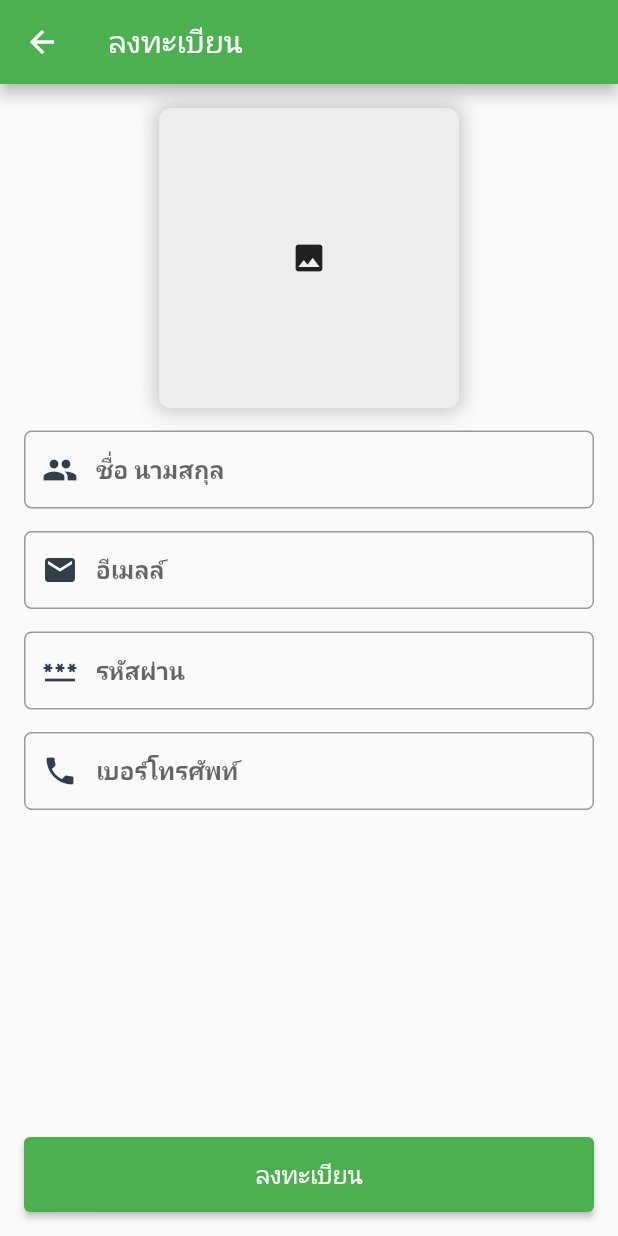
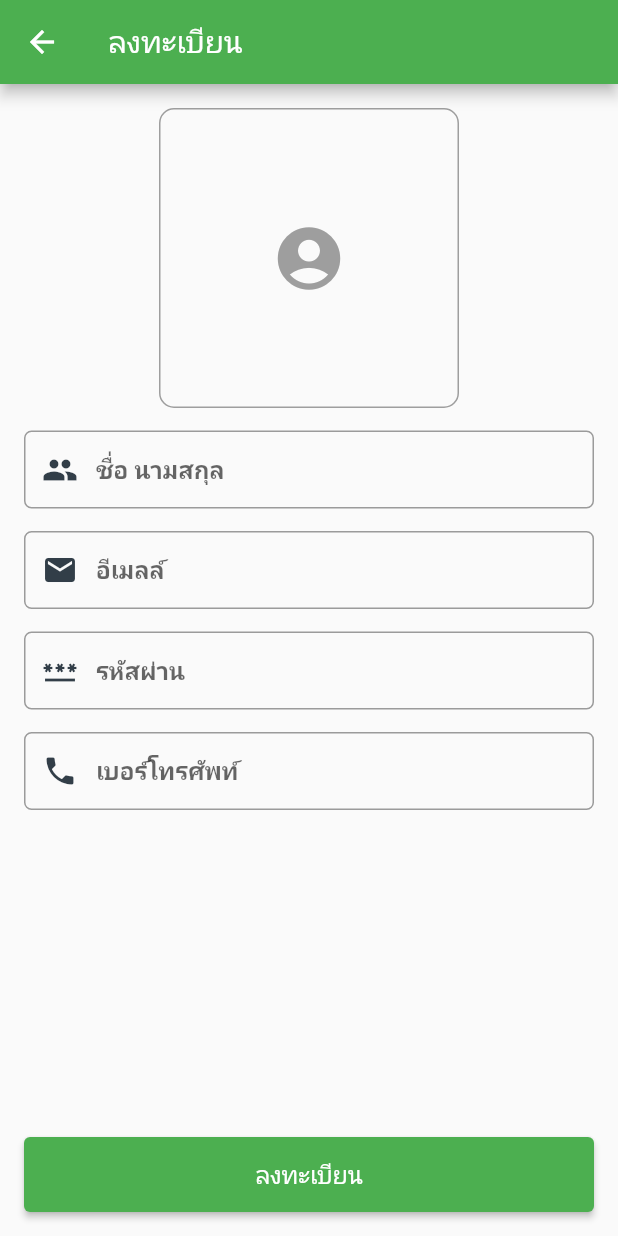
Before and after one commit to ReemWSW/maidservoceapp, a Flutter app: the RegisterPage screen opened directly, on a phone screen of 412 x 824 dp. Run offline on Flutter 3.47's test engine with Material 2 defaults, Android fonts, the phone set to English and light mode, and no system bars; our stand-ins replace another_flushbar, flutter_svg, image_picker, shared_preferences; accounts and stored records are empty; project files that could hold a hidden picture were left out.

Commit message:
set image picker and image profile

```diff
--- a/lib/pages/register/register.dart
+++ b/lib/pages/register/register.dart
@@ -1,11 +1,15 @@
+import 'dart:convert';
+import 'dart:io';
+
+import 'package:flutter/material.dart';
+import 'package:image_picker/image_picker.dart';
 import 'package:another_flushbar/flushbar.dart';
-import 'package:flutter/material.dart';
+import 'package:provider/provider.dart';
 import 'package:maid/models/user.dart';
+import 'package:maid/providers/auth.dart';
 import 'package:maid/pages/login/login.dart';
-import 'package:maid/providers/auth.dart';
 import 'package:maid/widget/button_long.dart';
 import 'package:maid/widget/textfield_custom.dart';
-import 'package:provider/provider.dart';
 
 class RegisterPage extends StatefulWidget {
   const RegisterPage({Key? key}) : super(key: key);
@@ -36,8 +40,7 @@ class _RegisterPageState extends State<RegisterPage> {
   String? phoneValidate(String? value) =>
       value!.isEmpty ? 'กรุณาระบุชื่อนาทสกุล' : null;
 
-  String? _name, _email, _password, _phone;
-  String _image64 = ' ';
+  String? _name, _email, _password, _phone, _image64 = '';
 
   void submitRegister() {
     AuthProvider auth = Provider.of<AuthProvider>(context, listen: false);
@@ -46,7 +49,7 @@ class _RegisterPageState extends State<RegisterPage> {
       form.save();
       auth
           .register(
-        _image64,
+        _image64!,
         _name!,
         _email!,
         _password!,
@@ -75,6 +78,30 @@ class _RegisterPageState extends State<RegisterPage> {
   Widget build(BuildContext context) {
     AuthProvider auth = Provider.of<AuthProvider>(context, listen: false);
 
+    final imageContainer = Center(
+      child: InkWell(
+        child: Container(
+          child: _image64 == ''
+              ? const Icon(
+                  Icons.account_circle_rounded,
+                  color: Colors.grey,
+                  size: 50,
+                )
+              // : SizedBox(),
+              : Image.memory(base64Decode(_image64!)),
+          decoration: BoxDecoration(
+            borderRadius: BorderRadius.circular(10),
+            border: Border.all(color: Colors.grey),
+          ),
+          width: 200,
+          height: 200,
+        ),
+        onTap: () {
+          selectPhoto(context);
+        },
+      ),
+    );
+
     var loading = Row(
       mainAxisAlignment: MainAxisAlignment.center,
       children: const <Widget>[
@@ -98,7 +125,7 @@ class _RegisterPageState extends State<RegisterPage> {
             children: [
               Column(
                 children: [
-                  imageButton(),
+                  imageContainer,
                   const SizedBox(height: 15),
                   TextFieldCustom(
                     hintText: 'ชื่อ นามสกุล',
@@ -146,24 +173,52 @@ class _RegisterPageState extends State<RegisterPage> {
     );
   }
 
-  InkWell imageButton() {
-    return InkWell(
-      child: Container(
-        width: 200,
-        height: 200,
-        decoration: BoxDecoration(
-          color: Colors.grey.shade200,
-          borderRadius: BorderRadius.circular(8),
-          boxShadow: [
-            BoxShadow(
-              color: Colors.grey.withOpacity(0.6),
-              spreadRadius: 2,
-              blurRadius: 10,
+  Future<dynamic> selectPhoto(BuildContext context) {
+    return showModalBottomSheet(
+      context: context,
+      builder: (context) {
+        return Wrap(
+          children: [
+            InkWell(
+              child: const ListTile(
+                leading: Icon(Icons.camera),
+                title: Text('กล้องถ่ายรูป'),
+              ),
+              onTap: () => _getFromGallery(ImageSource.camera),
+            ),
+            InkWell(
+              child: const ListTile(
+                leading: Icon(Icons.photo),
+                title: Text('อัลบั้ม'),
+              ),
+              onTap: () => _getFromGallery(ImageSource.gallery),
             ),
           ],
-        ),
-        child: const Icon(Icons.photo),
-      ),
+        );
+      },
     );
   }
+
+  _getFromGallery(ImageSource source) async {
+    var imagePick = await ImagePicker().getImage(
+      source: source,
+      maxWidth: 500,
+      maxHeight: 500,
+      imageQuality: 25,
+    );
+    if (imagePick != null) {
+      try {
+        final bytes = File(imagePick.path).readAsBytesSync();
+        setState(() {
+          _image64 = base64Encode(bytes);
+        });
+      } catch (e) {
+        Flushbar(
+          title: "เพิ่มรูปภาพไม่สำเร็จ",
+          backgroundColor: Colors.red,
+          duration: const Duration(seconds: 5),
+        ).show(context);
+      }
+    }
+  }
 }
```
Also changed, not shown: 1 other file.
